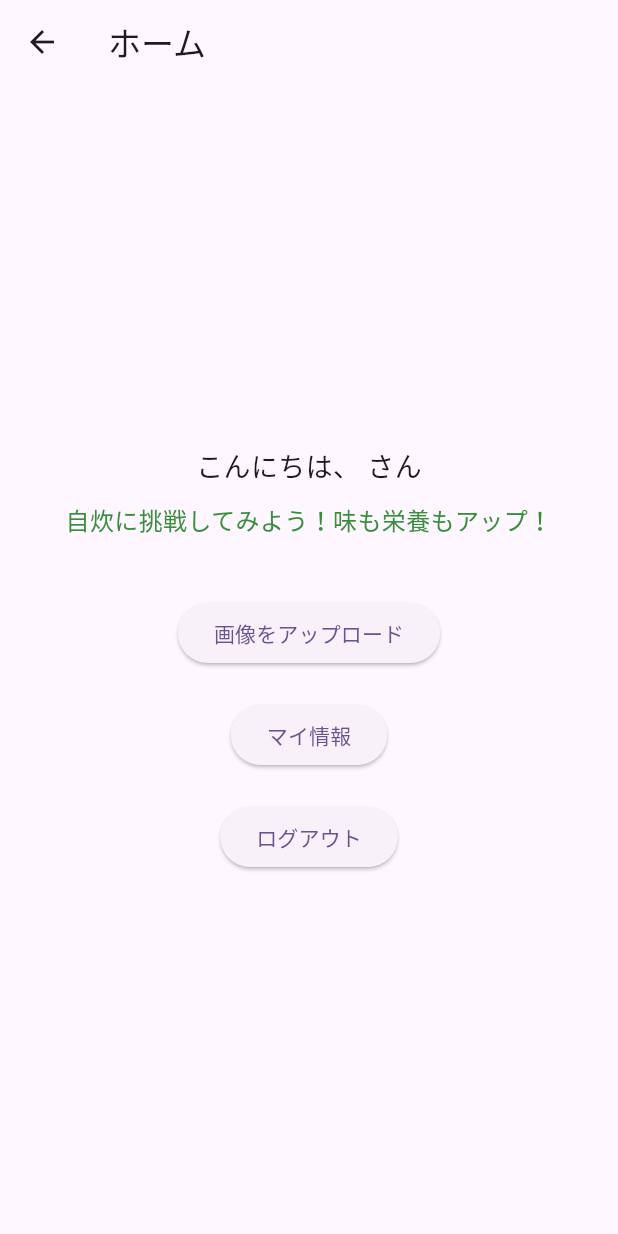
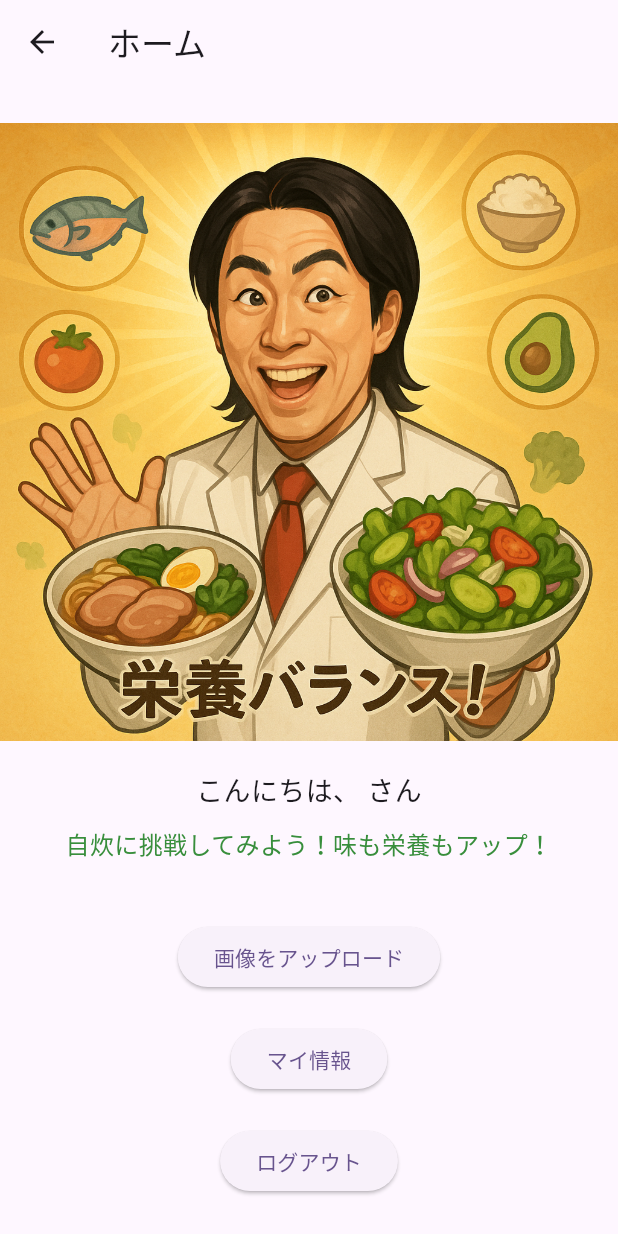
Before and after one commit to i-kondou/hack_village, a Flutter app: the HomePage screen opened by its route, on a phone screen of 412 x 824 dp. Run offline on Flutter 3.47's test engine with Material 3 defaults, Android fonts, the phone set to English and light mode, and no system bars; our stand-ins replace camera, dio, firebase_auth, firebase_core, firebase_storage, google_sign_in and 2 more; accounts and stored records are empty.

Commit message:
起動画面を変更

```diff
--- a/g-kimura/dietitian/lib/home_page.dart
+++ b/g-kimura/dietitian/lib/home_page.dart
@@ -49,6 +49,8 @@ class HomePageState extends State<HomePage> {
         child: Column(
           mainAxisAlignment: MainAxisAlignment.center,
           children: [
+            Image.asset('assets/images/kano-eiyo.png'),
+            SizedBox(height: 20),
             Text(
               displayName != null ? 'こんにちは、$displayName さん' : 'ユーザーID: $uid',
               style: TextStyle(fontSize: 18),
--- a/g-kimura/dietitian/lib/main.dart
+++ b/g-kimura/dietitian/lib/main.dart
@@ -23,7 +23,7 @@ class MyApp extends StatelessWidget {
   @override
   Widget build(BuildContext context) {
     return MaterialApp(
-      title: 'Flutter Demo',
+      title: 'Dietitian',
       theme: ThemeData(
         colorScheme: ColorScheme.fromSeed(seedColor: Colors.deepPurple),
       ),
--- a/g-kimura/dietitian/pubspec.yaml
+++ b/g-kimura/dietitian/pubspec.yaml
@@ -69,9 +69,8 @@ flutter:
   uses-material-design: true
 
   # To add assets to your application, add an assets section, like this:
-  # assets:
-  #   - images/a_dot_burr.jpeg
-  #   - images/a_dot_ham.jpeg
+  assets:
+    - assets/images/
 
   # An image asset can refer to one or more resolution-specific "variants", see
   # https://flutter.dev/to/resolution-aware-images
```
Also changed, not shown: g-kimura/dietitian/assets/images/kano-eiyo.png (renamed from g-kimura/dietitian/assets/picture/kano-eiyo.png).
